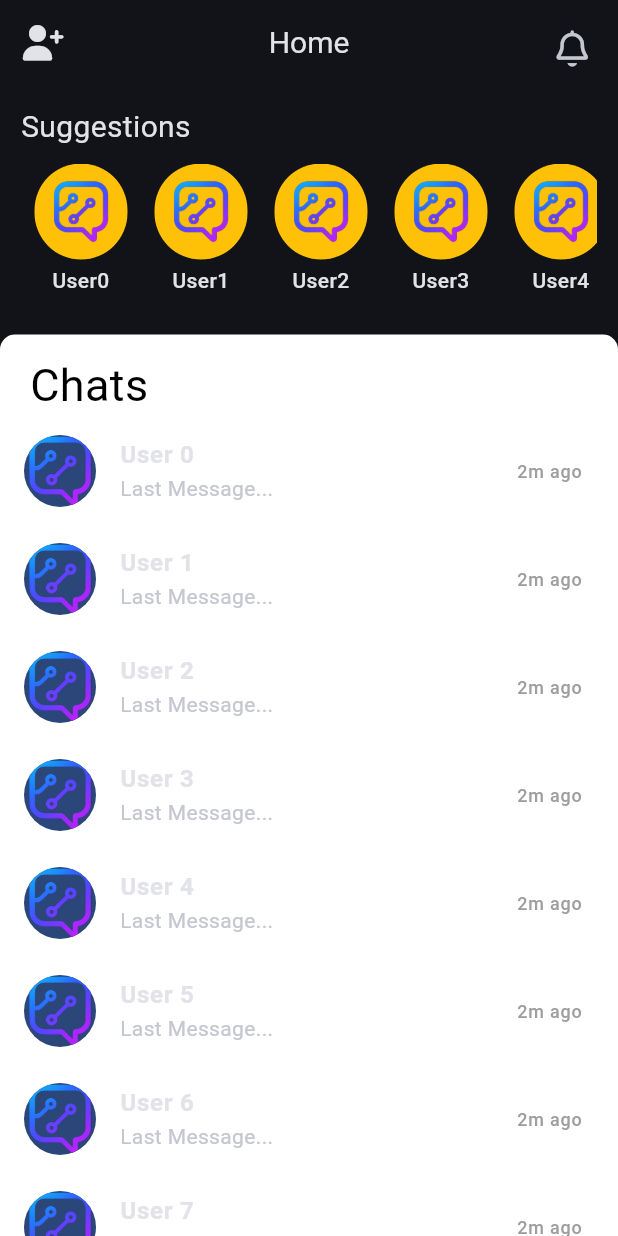
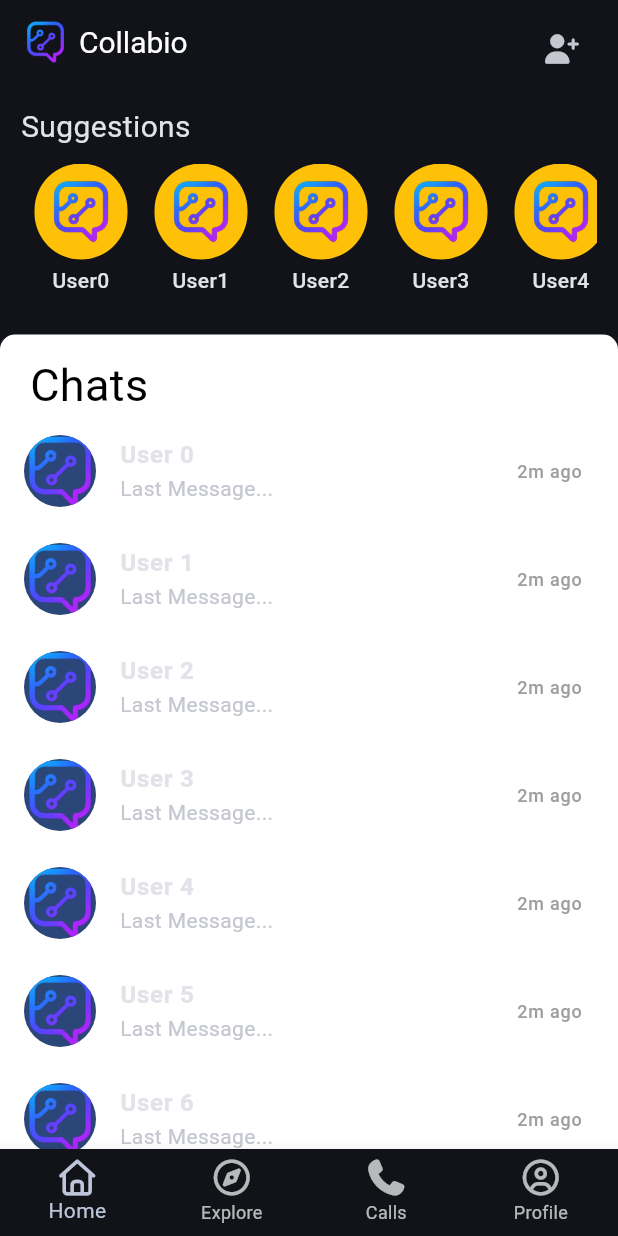
Before and after one commit to satyam044/Collabio-App, a Flutter app: the screen it shows after launch, after a tap on "Sign Up with Phone", on a phone screen of 412 x 824 dp. Run offline on Flutter 3.47's test engine with Material 3 defaults, Android fonts, the phone set to English and light mode, and no system bars; our stand-ins replace font_awesome_flutter.

Commit message:
Bottom Navbar Added

```diff
--- a/Collabio/lib/pages/auth.dart
+++ b/Collabio/lib/pages/auth.dart
@@ -2,6 +2,7 @@ import 'package:flutter/material.dart';
 import 'package:font_awesome_flutter/font_awesome_flutter.dart';
 import 'package:frontend/pages/home.dart';
 import 'package:frontend/widgets/Uihelper.dart';
+import 'package:frontend/widgets/bottom_navbar_widget.dart';
 
 class AuthPage extends StatelessWidget {
   const AuthPage({super.key});
@@ -9,7 +10,7 @@ class AuthPage extends StatelessWidget {
   static _onPhoneSignUpPressed(BuildContext context) {
     Navigator.pushReplacement(
       context,
-      MaterialPageRoute(builder: (context) => HomePage()),
+      MaterialPageRoute(builder: (context) => BottomNavbarWidget()),
     );
   }
 
@@ -24,7 +25,7 @@ class AuthPage extends StatelessWidget {
               onPressed: () {
                 Navigator.pushReplacement(
                   context,
-                  MaterialPageRoute(builder: (context) => HomePage()),
+                  MaterialPageRoute(builder: (context) => BottomNavbarWidget()),
                 );
               },
               icon: Row(
--- /dev/null
+++ b/Collabio/lib/pages/calls.dart
@@ -0,0 +1,10 @@
+import 'package:flutter/material.dart';
+
+class CallsPage extends StatelessWidget {
+  const CallsPage({super.key});
+
+  @override
+  Widget build(BuildContext context) {
+    return Center(child: Text('Calls'),);
+  }
+}
--- /dev/null
+++ b/Collabio/lib/pages/explore.dart
@@ -0,0 +1,10 @@
+import 'package:flutter/material.dart';
+
+class ExplorePage extends StatelessWidget {
+  const ExplorePage({super.key});
+
+  @override
+  Widget build(BuildContext context) {
+    return Center(child: Text('Explore'),);
+  }
+}
--- a/Collabio/lib/pages/home.dart
+++ b/Collabio/lib/pages/home.dart
@@ -1,6 +1,8 @@
 import 'package:flutter/material.dart';
 import 'package:font_awesome_flutter/font_awesome_flutter.dart';
+import 'package:frontend/pages/add_friends.dart';
 import 'package:frontend/widgets/Uihelper.dart';
+import 'package:frontend/widgets/bottom_navbar_widget.dart';
 
 class HomePage extends StatelessWidget {
   const HomePage({super.key});
@@ -9,13 +11,30 @@ class HomePage extends StatelessWidget {
   Widget build(BuildContext context) {
     return Scaffold(
       appBar: AppBar(
-        centerTitle: true,
-        leading: Center(child: FaIcon(FontAwesomeIcons.userPlus, size: 24,)),
-        title: Uihelper.customTxt(text: 'Home', fontSize: 20),
+        title: Row(
+          children: [
+            Uihelper.customImg(img: 'logo.png', height: 30),
+            SizedBox(width: 8),
+            Uihelper.customTxt(
+              text: 'Collabio',
+              fontSize: 20,
+              fontWeight: FontWeight.normal,
+              color: Colors.white,
+            ),
+          ],
+        ),
         actions: [
           Padding(
-            padding: const EdgeInsets.all(20.0),
-            child: FaIcon(FontAwesomeIcons.bell, size: 24),
+            padding: const EdgeInsets.all(14.0),
+            child: IconButton(
+              onPressed: () {
+                Navigator.push(
+                  context,
+                  MaterialPageRoute(builder: (context) => AddFriendsPage()),
+                );
+              },
+              icon: FaIcon(FontAwesomeIcons.userPlus, size: 20),
+            ),
           ),
         ],
       ),
@@ -95,7 +114,9 @@ class HomePage extends StatelessWidget {
                         return ListTile(
                           leading: CircleAvatar(
                             radius: 24,
-                            backgroundImage: AssetImage('assets/images/logo.png')
+                            backgroundImage: AssetImage(
+                              'assets/images/logo.png',
+                            ),
                           ),
                           title: Uihelper.customTxt(
                             text: "User $index",
--- /dev/null
+++ b/Collabio/lib/pages/profile.dart
@@ -0,0 +1,10 @@
+import 'package:flutter/material.dart';
+
+class ProfilePage extends StatelessWidget {
+  const ProfilePage({super.key});
+
+  @override
+  Widget build(BuildContext context) {
+    return Center(child: Text('Profile'),);
+  }
+}
--- /dev/null
+++ b/Collabio/lib/widgets/bottom_navbar_widget.dart
@@ -0,0 +1,49 @@
+import 'package:flutter/material.dart';
+import 'package:font_awesome_flutter/font_awesome_flutter.dart';
+import 'package:frontend/pages/calls.dart';
+import 'package:frontend/pages/explore.dart';
+import 'package:frontend/pages/home.dart';
+import 'package:frontend/pages/profile.dart';
+
+class BottomNavbarWidget extends StatefulWidget {
+  const BottomNavbarWidget({super.key});
+
+  @override
+  State<BottomNavbarWidget> createState() => _BottomNavbarWidgetState();
+}
+
+class _BottomNavbarWidgetState extends State<BottomNavbarWidget> {
+  int currentIndex = 0;
+  List<Widget> pages = [HomePage(), ExplorePage(), CallsPage(), ProfilePage()];
+  @override
+  Widget build(BuildContext context) {
+    return Scaffold(
+      body: IndexedStack(index: currentIndex, children: pages),
+      bottomNavigationBar: BottomNavigationBar(
+        items: [
+          BottomNavigationBarItem(
+            icon: FaIcon(FontAwesomeIcons.home),
+            label: "Home",
+          ),
+          BottomNavigationBarItem(
+            icon: FaIcon(FontAwesomeIcons.compass),
+            label: "Explore",
+          ),
+          BottomNavigationBarItem(
+            icon: FaIcon(FontAwesomeIcons.phone),
+            label: "Calls",
+          ),
+          BottomNavigationBarItem(
+            icon: FaIcon(FontAwesomeIcons.circleUser),
+            label: "Profile",
+          ),
+        ],
+        type: BottomNavigationBarType.fixed,
+        currentIndex: currentIndex,
+        onTap: (index) => setState(() {
+          currentIndex = index;
+        }),
+      ),
+    );
+  }
+}
```
Also changed, not shown: Collabio/lib/pages/add_friends.dart (added, +21 -0 lines).
